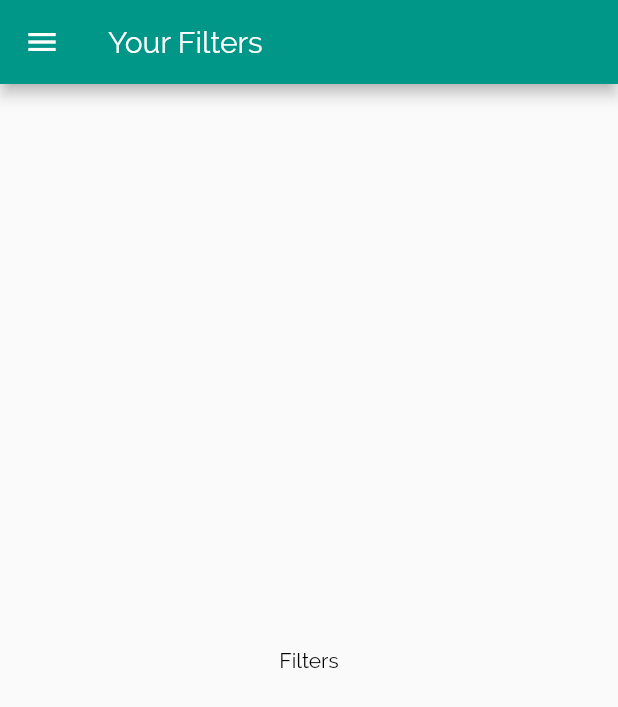
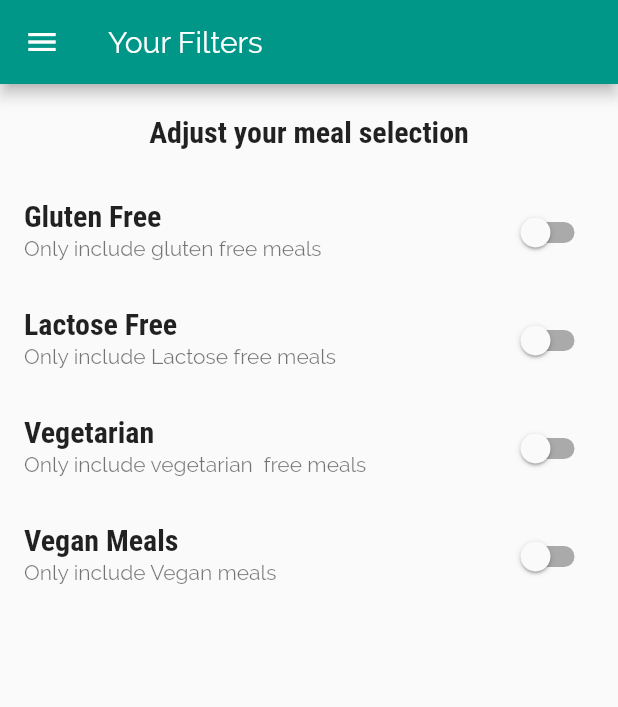
Before and after one commit to netholi/my_recipe, a Flutter app: the FiltersScreen screen opened by its route, on a phone screen of 412 x 824 dp. Shown: the top 707 px of the screen. Run offline on Flutter 3.47's test engine with Material 2 defaults, Android fonts, the phone set to English and light mode, and no system bars.

Commit message:
Add switch in filter screen

```diff
--- a/lib/screens/filters_screen.dart
+++ b/lib/screens/filters_screen.dart
@@ -1,9 +1,29 @@
 import 'package:flutter/material.dart';
 import 'package:my_recipe/widgets/main_drawer.dart';
 
-class FiltersScreen extends StatelessWidget {
+class FiltersScreen extends StatefulWidget {
   const FiltersScreen({Key? key}) : super(key: key);
   static const String routeName = '/FiltersScreen';
+
+  @override
+  State<FiltersScreen> createState() => _FiltersScreenState();
+}
+
+class _FiltersScreenState extends State<FiltersScreen> {
+  bool _glutenFree = false;
+  bool _vegetarian = false;
+  bool _vegan = false;
+  bool _lactoseFree = false;
+
+  Widget _buildSwitchListTile(String title, String description,
+      bool currentValue, Function(bool) updatevalue) {
+    return SwitchListTile(
+      title: Text(title),
+      value: currentValue,
+      subtitle: Text(description),
+      onChanged: updatevalue,
+    );
+  }
 
   @override
   Widget build(BuildContext context) {
@@ -12,9 +32,69 @@
           title: Text('Your Filters'),
         ),
         drawer: MainDrawer(),
-      body: Center(
-        child: Text('Filters'),
+        body: Column(
+          children: [
+            Container(
+              padding: EdgeInsets.all(20),
+              child: Text(
+                'Adjust your meal selection',
+                style: Theme.of(context).textTheme.subtitle1,
               ),
+            ),
+            Expanded(
+                child: ListView(
+              children: [
+                _buildSwitchListTile(
+                  'Gluten Free',
+                  'Only include gluten free meals',
+                  _glutenFree,
+                  (newValue) {
+                    setState(
+                      () {
+                        _glutenFree = newValue;
+                      },
                     );
+                  },
+                ),
+                _buildSwitchListTile(
+                  'Lactose Free',
+                  'Only include Lactose free meals',
+                  _lactoseFree,
+                  (newValue) {
+                    setState(
+                      () {
+                        _lactoseFree = newValue;
+                      },
+                    );
+                  },
+                ),
+                _buildSwitchListTile(
+                  'Vegetarian',
+                  'Only include vegetarian  free meals',
+                  _vegetarian,
+                  (newValue) {
+                    setState(
+                      () {
+                        _vegetarian = newValue;
+                      },
+                    );
+                  },
+                ),
+                _buildSwitchListTile(
+                  'Vegan Meals',
+                  'Only include Vegan meals',
+                  _vegan,
+                  (newValue) {
+                    setState(
+                      () {
+                        _vegan = newValue;
+                      },
+                    );
+                  },
+                ),
+              ],
+            ))
+          ],
+        ));
   }
 }
```
Lines whose indentation alone changed are shown as unchanged.
